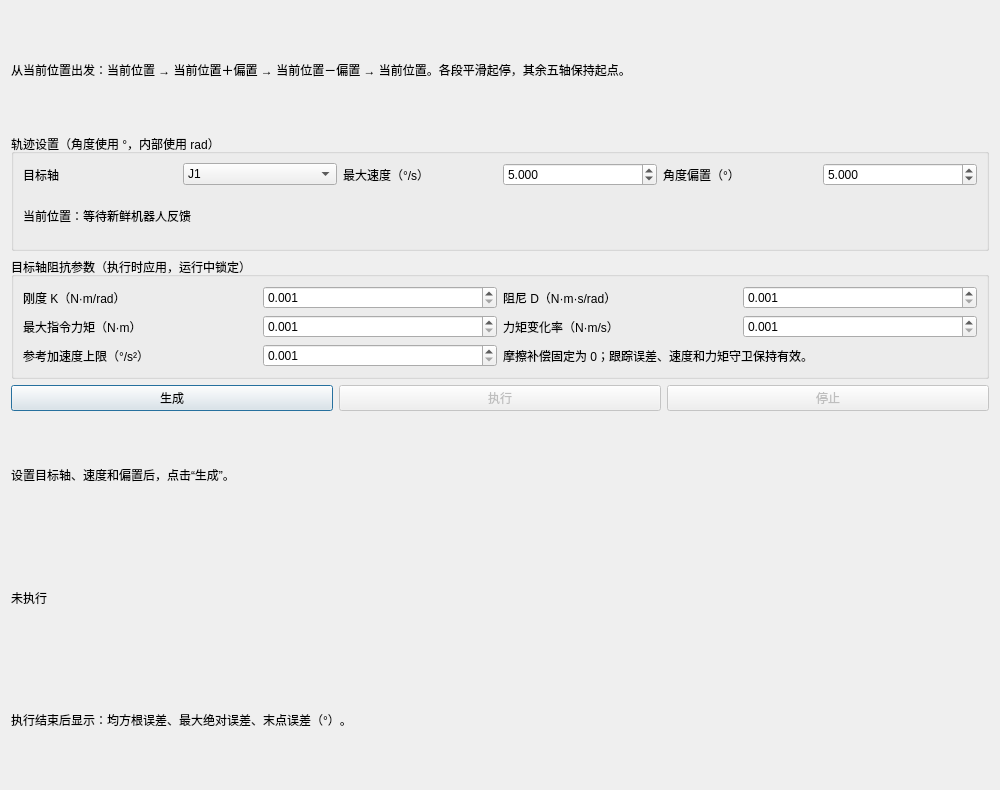
Qt form impedance_tuning_window.ui (HG731GZ/URControl) before a commit.
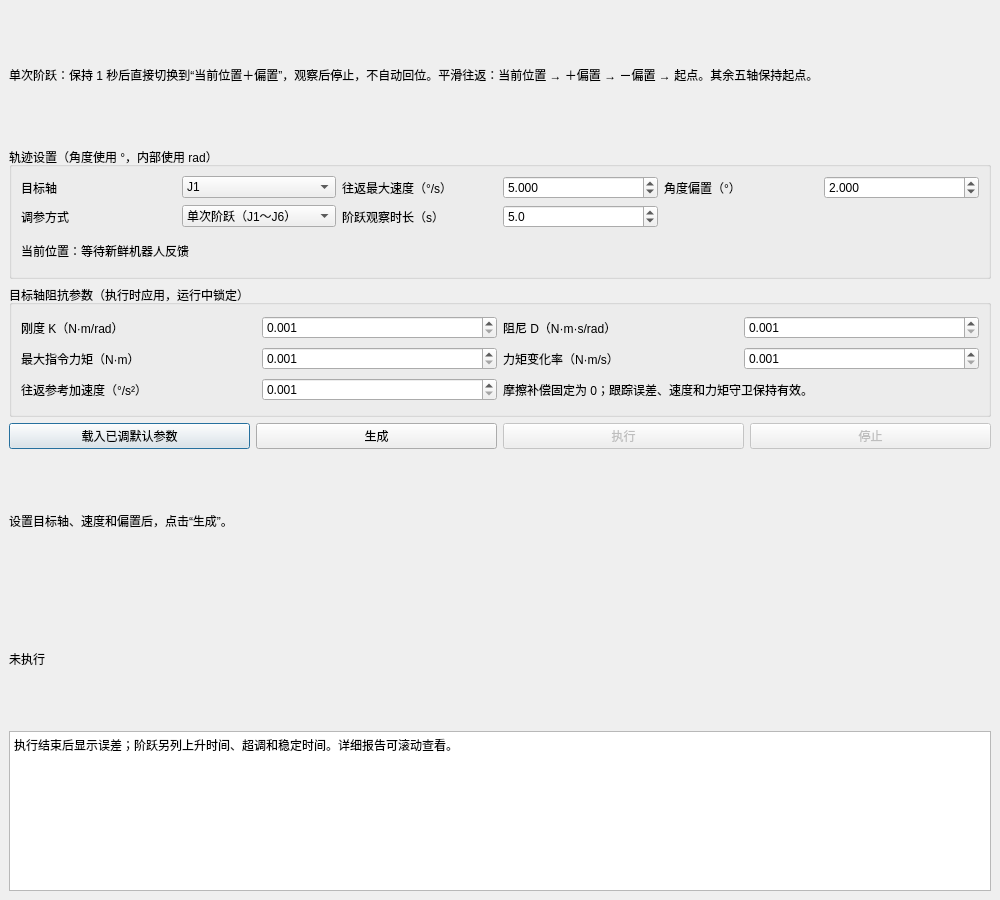
The same form after that commit.

Commit message: 完成阻抗控制的初步调参

Diff of the .ui file:
```diff
--- a/impedance_tuning_window.ui
+++ b/impedance_tuning_window.ui
@@ -2,21 +2,29 @@
 <ui version="4.0">
  <class>ImpedanceTuningWindow</class>
  <widget class="QDialog" name="ImpedanceTuningWindow">
-  <property name="geometry"><rect><x>0</x><y>0</y><width>1000</width><height>790</height></rect></property>
+  <property name="geometry"><rect><x>0</x><y>0</y><width>1000</width><height>900</height></rect></property>
   <property name="windowTitle"><string>单轴调参测试</string></property>
+  <layout class="QVBoxLayout" name="windowLayout">
+   <property name="leftMargin"><number>0</number></property><property name="topMargin"><number>0</number></property><property name="rightMargin"><number>0</number></property><property name="bottomMargin"><number>0</number></property>
+   <item><widget class="QScrollArea" name="contentScroll"><property name="frameShape"><enum>QFrame::NoFrame</enum></property><property name="widgetResizable"><bool>true</bool></property>
+    <widget class="QWidget" name="contentWidget">
   <layout class="QVBoxLayout" name="rootLayout">
-   <item><widget class="QLabel" name="hintLabel"><property name="text"><string>从当前位置出发：当前位置 → 当前位置＋偏置 → 当前位置－偏置 → 当前位置。各段平滑起停，其余五轴保持起点。</string></property><property name="wordWrap"><bool>true</bool></property></widget></item>
+   <item><widget class="QLabel" name="hintLabel"><property name="text"><string>单次阶跃：保持 1 秒后直接切换到“当前位置＋偏置”，观察后停止，不自动回位。平滑往返：当前位置 → ＋偏置 → －偏置 → 起点。其余五轴保持起点。</string></property><property name="wordWrap"><bool>true</bool></property></widget></item>
    <item><widget class="QGroupBox" name="trajectoryGroup"><property name="title"><string>轨迹设置（角度使用 °，内部使用 rad）</string></property>
     <layout class="QGridLayout" name="trajectoryLayout">
      <item row="0" column="0"><widget class="QLabel" name="axisLabel"><property name="text"><string>目标轴</string></property></widget></item>
      <item row="0" column="1"><widget class="QComboBox" name="axisCombo">
       <item><property name="text"><string>J1</string></property></item><item><property name="text"><string>J2</string></property></item><item><property name="text"><string>J3</string></property></item><item><property name="text"><string>J4</string></property></item><item><property name="text"><string>J5</string></property></item><item><property name="text"><string>J6</string></property></item>
      </widget></item>
-     <item row="0" column="2"><widget class="QLabel" name="speedLabel"><property name="text"><string>最大速度（°/s）</string></property></widget></item>
+     <item row="0" column="2"><widget class="QLabel" name="speedLabel"><property name="text"><string>往返最大速度（°/s）</string></property></widget></item>
      <item row="0" column="3"><widget class="QDoubleSpinBox" name="speedSpin"><property name="decimals"><number>3</number></property><property name="minimum"><double>0.010</double></property><property name="maximum"><double>360.0</double></property><property name="value"><double>5.0</double></property></widget></item>
      <item row="0" column="4"><widget class="QLabel" name="offsetLabel"><property name="text"><string>角度偏置（°）</string></property></widget></item>
-     <item row="0" column="5"><widget class="QDoubleSpinBox" name="offsetSpin"><property name="decimals"><number>3</number></property><property name="minimum"><double>-180.0</double></property><property name="maximum"><double>180.0</double></property><property name="value"><double>5.0</double></property></widget></item>
-     <item row="1" column="0" colspan="6"><widget class="QLabel" name="currentLabel"><property name="text"><string>当前位置：等待新鲜机器人反馈</string></property></widget></item>
+     <item row="0" column="5"><widget class="QDoubleSpinBox" name="offsetSpin"><property name="decimals"><number>3</number></property><property name="minimum"><double>-180.0</double></property><property name="maximum"><double>180.0</double></property><property name="value"><double>2.0</double></property></widget></item>
+     <item row="1" column="0"><widget class="QLabel" name="modeLabel"><property name="text"><string>调参方式</string></property></widget></item>
+     <item row="1" column="1"><widget class="QComboBox" name="modeCombo"><item><property name="text"><string>单次阶跃（J1～J6）</string></property></item><item><property name="text"><string>平滑往返</string></property></item></widget></item>
+     <item row="1" column="2"><widget class="QLabel" name="holdLabel"><property name="text"><string>阶跃观察时长（s）</string></property></widget></item>
+     <item row="1" column="3"><widget class="QDoubleSpinBox" name="holdSpin"><property name="decimals"><number>1</number></property><property name="minimum"><double>1.0</double></property><property name="maximum"><double>30.0</double></property><property name="value"><double>5.0</double></property></widget></item>
+     <item row="2" column="0" colspan="6"><widget class="QLabel" name="currentLabel"><property name="text"><string>当前位置：等待新鲜机器人反馈</string></property></widget></item>
     </layout>
    </widget></item>
    <item><widget class="QGroupBox" name="parameterGroup"><property name="title"><string>目标轴阻抗参数（执行时应用，运行中锁定）</string></property>
@@ -29,12 +37,13 @@
      <item row="1" column="1"><widget class="QDoubleSpinBox" name="torqueSpin"><property name="decimals"><number>3</number></property><property name="minimum"><double>0.001</double></property><property name="maximum"><double>1000.0</double></property></widget></item>
      <item row="1" column="2"><widget class="QLabel" name="slewLabel"><property name="text"><string>力矩变化率（N·m/s）</string></property></widget></item>
      <item row="1" column="3"><widget class="QDoubleSpinBox" name="slewSpin"><property name="decimals"><number>3</number></property><property name="minimum"><double>0.001</double></property><property name="maximum"><double>100000.0</double></property></widget></item>
-     <item row="2" column="0"><widget class="QLabel" name="accelerationLabel"><property name="text"><string>参考加速度上限（°/s²）</string></property></widget></item>
+     <item row="2" column="0"><widget class="QLabel" name="accelerationLabel"><property name="text"><string>往返参考加速度（°/s²）</string></property></widget></item>
      <item row="2" column="1"><widget class="QDoubleSpinBox" name="accelerationSpin"><property name="decimals"><number>3</number></property><property name="minimum"><double>0.001</double></property><property name="maximum"><double>3600.0</double></property></widget></item>
      <item row="2" column="2" colspan="2"><widget class="QLabel" name="guardLabel"><property name="text"><string>摩擦补偿固定为 0；跟踪误差、速度和力矩守卫保持有效。</string></property><property name="wordWrap"><bool>true</bool></property></widget></item>
     </layout>
    </widget></item>
    <item><layout class="QHBoxLayout" name="buttonLayout">
+    <item><widget class="QPushButton" name="tunedPresetButton"><property name="text"><string>载入已调默认参数</string></property></widget></item>
     <item><widget class="QPushButton" name="generateButton"><property name="text"><string>生成</string></property></widget></item>
     <item><widget class="QPushButton" name="executeButton"><property name="text"><string>执行</string></property><property name="enabled"><bool>false</bool></property></widget></item>
     <item><widget class="QPushButton" name="stopButton"><property name="text"><string>停止</string></property><property name="enabled"><bool>false</bool></property></widget></item>
@@ -42,7 +51,10 @@
    <item><widget class="QLabel" name="trajectoryLabel"><property name="text"><string>设置目标轴、速度和偏置后，点击“生成”。</string></property><property name="wordWrap"><bool>true</bool></property></widget></item>
    <item><widget class="QLabel" name="statusLabel"><property name="text"><string>未执行</string></property><property name="wordWrap"><bool>true</bool></property></widget></item>
    <item><layout class="QVBoxLayout" name="plotLayout"/></item>
-   <item><widget class="QLabel" name="reportLabel"><property name="text"><string>执行结束后显示：均方根误差、最大绝对误差、末点误差（°）。</string></property><property name="wordWrap"><bool>true</bool></property><property name="textInteractionFlags"><set>Qt::TextSelectableByMouse</set></property></widget></item>
+   <item><widget class="QTextBrowser" name="reportLabel"><property name="minimumSize"><size><width>0</width><height>120</height></size></property><property name="maximumSize"><size><width>16777215</width><height>160</height></size></property><property name="plainText"><string>执行结束后显示误差；阶跃另列上升时间、超调和稳定时间。详细报告可滚动查看。</string></property></widget></item>
+  </layout>
+    </widget>
+   </widget></item>
   </layout>
  </widget>
  <resources/>
```
The commit also changes 20 other files.
